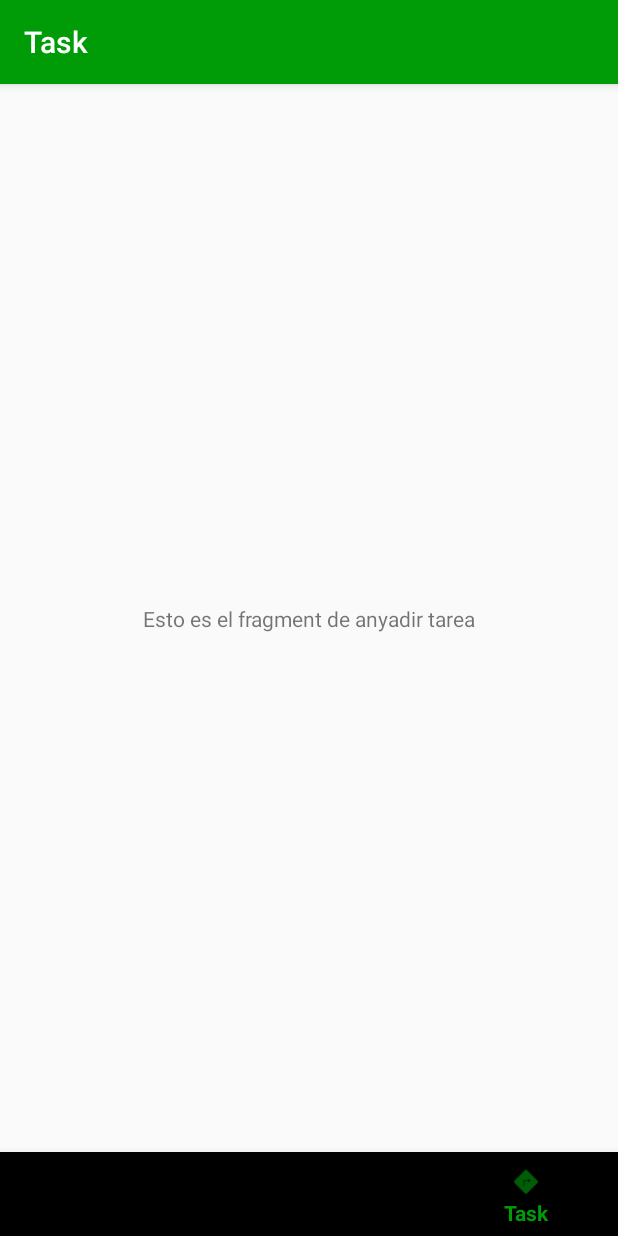
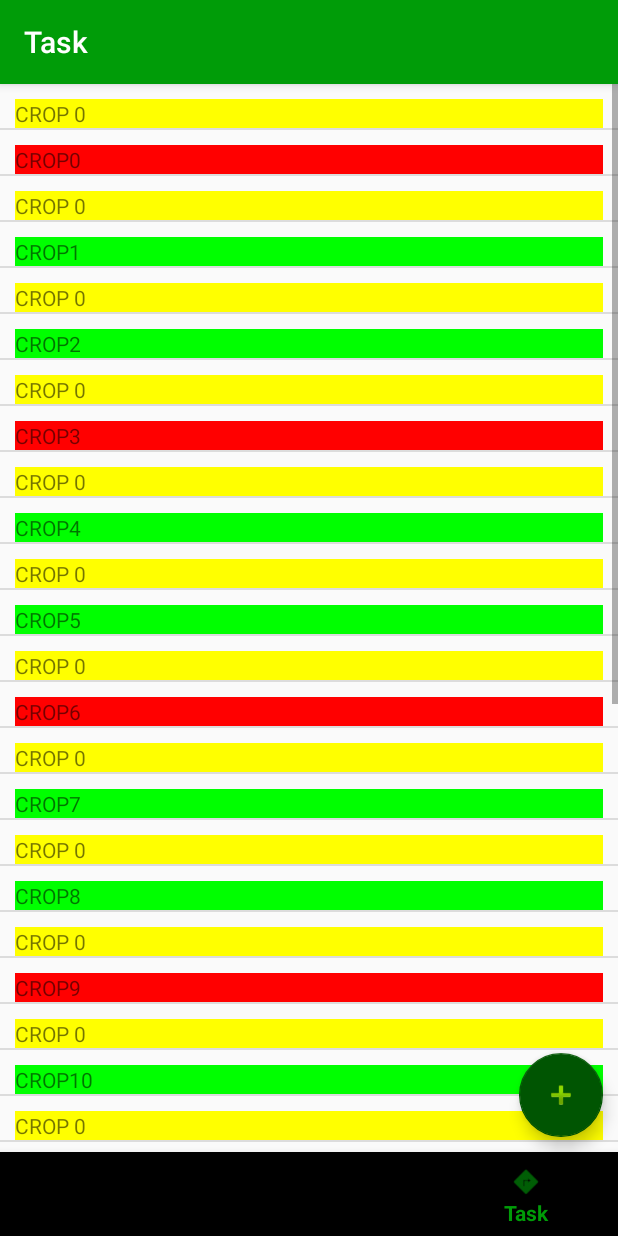
Before and after one commit to MartinZX11/Plantorium, an Android app: the screen it shows after launch (MainActivity), item 4 of the bottom bar chosen, on a phone screen of 412 x 824 dp. Run offline under Robolectric (Android 15) with nearby library versions, the phone set to English and light mode, and no system bars.

Commit message:
Added floatingActionButton to crops and task. Added taskAdapter

```diff
--- /dev/null
+++ b/app/src/main/java/com/computalimpo/plantorium/POJO/TaskPOJO.java
@@ -0,0 +1,27 @@
+package com.computalimpo.plantorium.POJO;
+
+public class TaskPOJO {
+    private String taskText;
+    private String priority;
+
+    public TaskPOJO(String taskText, String priority) {
+        this.taskText = taskText;
+        this.priority = priority;
+    }
+
+    public String getTaskText() {
+        return taskText;
+    }
+
+    public void setTaskText(String taskText) {
+        this.taskText = taskText;
+    }
+
+    public String getPriority() {
+        return priority;
+    }
+
+    public void setPriority(String priority) {
+        this.priority = priority;
+    }
+}
--- /dev/null
+++ b/app/src/main/java/com/computalimpo/plantorium/adapters/TaskAdapter.java
@@ -0,0 +1,57 @@
+package com.computalimpo.plantorium.adapters;
+
+import android.app.Activity;
+import android.content.Context;
+import android.graphics.Color;
+import android.view.LayoutInflater;
+import android.view.View;
+import android.view.ViewGroup;
+import android.widget.ArrayAdapter;
+import android.widget.TextView;
+
+import com.computalimpo.plantorium.POJO.TaskPOJO;
+import com.computalimpo.plantorium.R;
+
+import java.util.List;
+
+public class TaskAdapter extends ArrayAdapter<TaskPOJO> {
+
+    private Context context;
+    private List<TaskPOJO> taskList;
+
+    public TaskAdapter(Context context, int resource, List<TaskPOJO> objects) {
+        super(context, resource, objects);
+        this.context = context;
+        this.taskList = objects;
+    }
+    //TODO: Mirar de meter un ViewHolder por el coste del findviewbyid
+
+    @Override
+    public View getView(int position, View convertView, ViewGroup parent) {
+
+        TaskPOJO task = taskList.get(position);
+        View row;
+
+        if (convertView == null) {
+            LayoutInflater inflater = LayoutInflater.from(context);
+            row = inflater.inflate(R.layout.task_row, parent, false);
+        } else {
+            row = convertView;
+        }
+
+        TextView taskText = row.findViewById(R.id.taskText);
+        taskText.setText(task.getTaskText());
+        switch (task.getPriority()){
+            case "LOW":
+                taskText.setBackgroundColor(Color.GREEN);
+                break;
+            case "MEDIUM":
+                taskText.setBackgroundColor(Color.YELLOW);
+                break;
+            case "HIGH":
+                taskText.setBackgroundColor(Color.RED);
+                break;
+        }
+        return row;
+    }
+}
--- a/app/src/main/java/com/computalimpo/plantorium/fragments/CropsFragment.java
+++ b/app/src/main/java/com/computalimpo/plantorium/fragments/CropsFragment.java
@@ -1,12 +1,12 @@
 package com.computalimpo.plantorium.fragments;
 
 import android.os.Bundle;
-import android.support.annotation.NonNull;
-import android.support.annotation.Nullable;
+import android.support.design.widget.FloatingActionButton;
 import android.support.v4.app.Fragment;
 import android.view.LayoutInflater;
 import android.view.View;
 import android.view.ViewGroup;
+import android.widget.Toast;
 
 import com.computalimpo.plantorium.R;
 
@@ -16,6 +16,14 @@ public class CropsFragment extends Fragment {
 
     @Override
     public View onCreateView(LayoutInflater inflater, ViewGroup container, Bundle savedInstanceState) {
-        return inflater.inflate(R.layout.fragment_crops, null);
+        final View cropView = inflater.inflate(R.layout.fragment_crops, null);
+        FloatingActionButton addCrop = cropView.findViewById(R.id.addCrop);
+        addCrop.setOnClickListener(new View.OnClickListener() {
+            @Override
+            public void onClick(View v) {
+                Toast.makeText(cropView.getContext(), R.string.crops, Toast.LENGTH_SHORT).show();
+            }
+        });
+        return cropView;
     }
 }
--- a/app/src/main/java/com/computalimpo/plantorium/fragments/TaskFragment.java
+++ b/app/src/main/java/com/computalimpo/plantorium/fragments/TaskFragment.java
@@ -1,19 +1,59 @@
 package com.computalimpo.plantorium.fragments;
 
 import android.os.Bundle;
+import android.support.design.widget.FloatingActionButton;
 import android.support.v4.app.Fragment;
 import android.view.LayoutInflater;
 import android.view.View;
 import android.view.ViewGroup;
+import android.widget.ListView;
+import android.widget.Toast;
 
+import com.computalimpo.plantorium.POJO.TaskPOJO;
 import com.computalimpo.plantorium.R;
+import com.computalimpo.plantorium.adapters.TaskAdapter;
+
+import java.util.ArrayList;
 
 public class TaskFragment extends Fragment {
+
+    TaskAdapter taskAdapter;
 
     public TaskFragment() {}
 
     @Override
     public View onCreateView(LayoutInflater inflater, ViewGroup container, Bundle savedInstanceState) {
-        return inflater.inflate(R.layout.fragment_task, null);
+        final View cropView = inflater.inflate(R.layout.fragment_task, null);
+
+        taskAdapter = new TaskAdapter(getContext(), R.layout.task_row, new ArrayList<TaskPOJO>());
+
+        ListView taskList = cropView.findViewById(R.id.taskList);
+        taskList.setAdapter(taskAdapter);
+        taskAdapter.addAll(getMockTask());
+        FloatingActionButton addTask = cropView.findViewById(R.id.addTask);
+        addTask.setOnClickListener(new View.OnClickListener() {
+            @Override
+            public void onClick(View v) {
+                Toast.makeText(cropView.getContext(), R.string.task, Toast.LENGTH_SHORT).show();
+            }
+        });
+        return cropView;
+    }
+
+    public ArrayList<TaskPOJO> getMockTask(){
+        ArrayList<TaskPOJO> taskList = new ArrayList<>();
+
+        for(int i = 0; i < 20 ; i ++){
+            TaskPOJO aux;
+            taskList.add(new TaskPOJO("CROP 0", "MEDIUM"));
+            if(i % 3 == 0){
+                aux = new TaskPOJO("CROP" + i, "HIGH");
+            }else {
+                aux = new TaskPOJO("CROP" + i, "LOW");
+            }
+            taskList.add(aux);
+        }
+
+        return taskList;
     }
 }
--- a/app/src/main/res/layout/fragment_crops.xml
+++ b/app/src/main/res/layout/fragment_crops.xml
@@ -21,4 +21,18 @@
         app:layout_constraintEnd_toEndOf="parent"
         app:layout_constraintStart_toStartOf="parent"
         app:layout_constraintTop_toTopOf="parent" />
+
+    <android.support.design.widget.FloatingActionButton
+        android:id="@+id/addCrop"
+        android:layout_width="wrap_content"
+        android:layout_height="wrap_content"
+        android:layout_marginEnd="10dp"
+        android:layout_marginRight="10dp"
+        android:layout_marginBottom="10dp"
+        android:src="@android:drawable/ic_menu_add"
+        app:backgroundTint="@color/colorPrimaryDark"
+        app:fabSize="normal"
+        app:layout_constraintBottom_toBottomOf="parent"
+        app:layout_constraintEnd_toEndOf="parent" />
+
 </android.support.constraint.ConstraintLayout>
--- a/app/src/main/res/layout/fragment_task.xml
+++ b/app/src/main/res/layout/fragment_task.xml
@@ -6,19 +6,22 @@
     android:layout_width="match_parent"
     android:layout_height="match_parent">
 
-    <TextView
-        android:id="@+id/textView3"
+    <ListView
+        android:id="@+id/taskList"
+        android:layout_width="match_parent"
+        android:layout_height="match_parent" />
+
+    <android.support.design.widget.FloatingActionButton
+        android:id="@+id/addTask"
         android:layout_width="wrap_content"
         android:layout_height="wrap_content"
-        android:layout_marginStart="8dp"
-        android:layout_marginLeft="8dp"
-        android:layout_marginTop="8dp"
-        android:layout_marginEnd="8dp"
-        android:layout_marginRight="8dp"
-        android:layout_marginBottom="8dp"
-        android:text="Esto es el fragment de anyadir tarea"
+        android:layout_marginEnd="10dp"
+        android:layout_marginRight="10dp"
+        android:layout_marginBottom="10dp"
+        android:src="@android:drawable/ic_input_add"
+        app:backgroundTint="@color/colorPrimaryDark"
+        app:fabSize="normal"
         app:layout_constraintBottom_toBottomOf="parent"
-        app:layout_constraintEnd_toEndOf="parent"
-        app:layout_constraintStart_toStartOf="parent"
-        app:layout_constraintTop_toTopOf="parent" />
+        app:layout_constraintEnd_toEndOf="parent" />
+
 </android.support.constraint.ConstraintLayout>
--- /dev/null
+++ b/app/src/main/res/layout/task_row.xml
@@ -0,0 +1,21 @@
+<?xml version="1.0" encoding="utf-8"?>
+<android.support.constraint.ConstraintLayout xmlns:android="http://schemas.android.com/apk/res/android"
+    xmlns:app="http://schemas.android.com/apk/res-auto"
+    xmlns:tools="http://schemas.android.com/tools"
+    android:layout_width="match_parent"
+    android:layout_height="match_parent">
+
+    <TextView
+        android:id="@+id/taskText"
+        android:layout_width="0dp"
+        android:layout_height="wrap_content"
+        android:layout_marginStart="10dp"
+        android:layout_marginLeft="10dp"
+        android:layout_marginTop="10dp"
+        android:layout_marginEnd="10dp"
+        android:layout_marginRight="10dp"
+        android:text=""
+        app:layout_constraintEnd_toEndOf="parent"
+        app:layout_constraintStart_toStartOf="parent"
+        app:layout_constraintTop_toTopOf="parent" />
+</android.support.constraint.ConstraintLayout>
--- /dev/null
+++ b/app/src/main/res/values/dimen.xml
@@ -0,0 +1,4 @@
+<?xml version="1.0" encoding="utf-8"?>
+<resources>
+    <dimen name="floatingActionButton">56dp</dimen>
+</resources>
```
